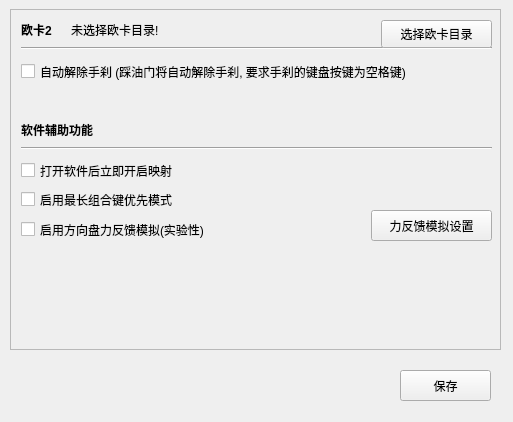
Old version of the form AssistFuncWindow.ui in the repository InsistonTan/KeyMappingsTool.
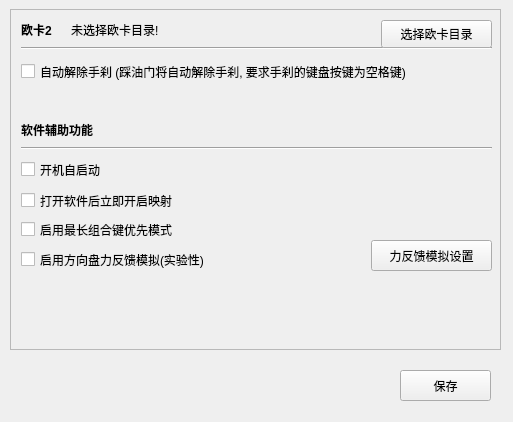
New version of the form.

Commit message: [add]新增辅助功能: 开机自启动

Patch:
```diff
--- a/AssistFuncWindow.ui
+++ b/AssistFuncWindow.ui
@@ -112,7 +112,7 @@
       <property name="geometry">
        <rect>
         <x>10</x>
-        <y>150</y>
+        <y>180</y>
         <width>471</width>
         <height>21</height>
        </rect>
@@ -159,7 +159,7 @@
       <property name="geometry">
        <rect>
         <x>10</x>
-        <y>180</y>
+        <y>210</y>
         <width>471</width>
         <height>19</height>
        </rect>
@@ -175,7 +175,7 @@
       <property name="geometry">
        <rect>
         <x>10</x>
-        <y>210</y>
+        <y>240</y>
         <width>341</width>
         <height>19</height>
        </rect>
@@ -191,7 +191,7 @@
       <property name="geometry">
        <rect>
         <x>360</x>
-        <y>200</y>
+        <y>230</y>
         <width>121</width>
         <height>31</height>
        </rect>
@@ -205,6 +205,22 @@
        <string>力反馈模拟设置</string>
       </property>
      </widget>
+     <widget class="QCheckBox" name="checkBox_5">
+      <property name="geometry">
+       <rect>
+        <x>10</x>
+        <y>150</y>
+        <width>341</width>
+        <height>19</height>
+       </rect>
+      </property>
+      <property name="toolTip">
+       <string>方向盘需支持力反馈功能</string>
+      </property>
+      <property name="text">
+       <string>开机自启动</string>
+      </property>
+     </widget>
     </widget>
    </widget>
    <widget class="QPushButton" name="pushButton">
```
The commit also changes 4 other files.
